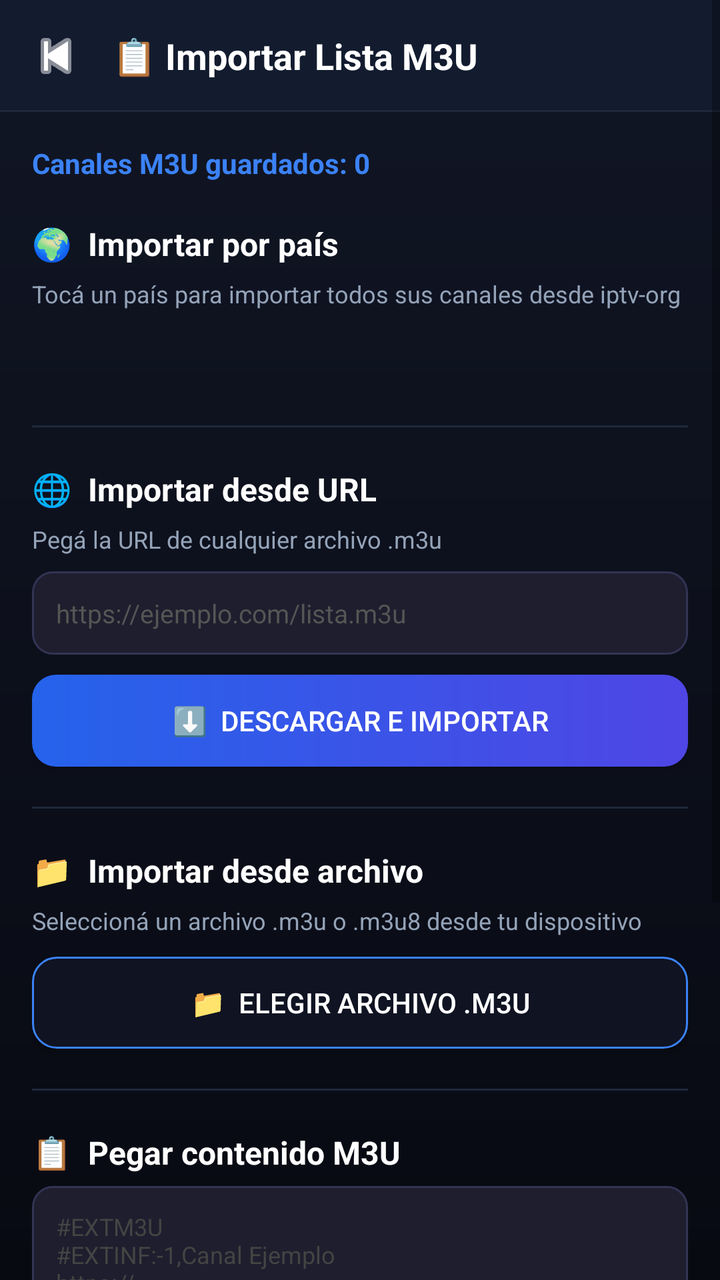
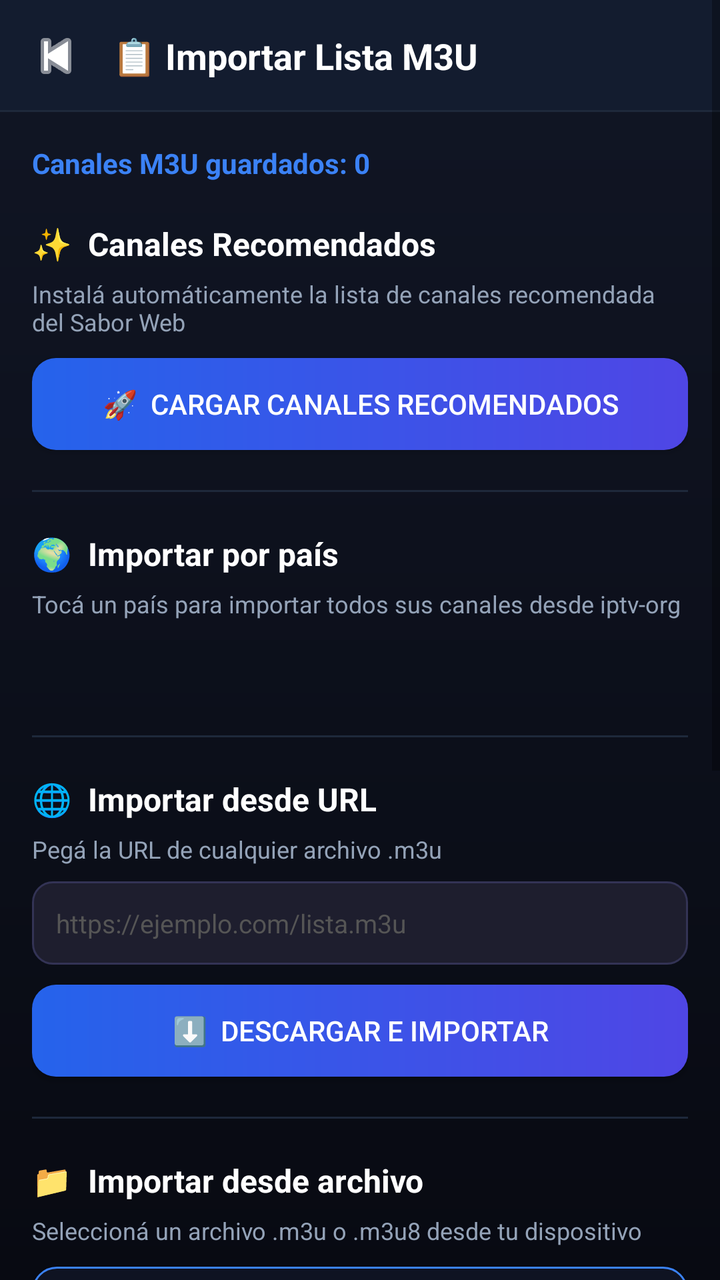

An Android layout rendered at two revisions. The XML below is the earlier revision; the diff shows what the commit changed to produce the second picture.
<!-- AndroidManifest.xml: application theme Theme.TVParaguay -->
<!-- res/layout/activity_import_m3u.xml -->
<?xml version="1.0" encoding="utf-8"?>
<ScrollView xmlns:android="http://schemas.android.com/apk/res/android"
    xmlns:app="http://schemas.android.com/apk/res-auto"
    android:layout_width="match_parent"
    android:layout_height="match_parent"
    android:background="@drawable/bg_gradient">

    <LinearLayout
        android:layout_width="match_parent"
        android:layout_height="wrap_content"
        android:orientation="vertical">

        
        <LinearLayout
            android:layout_width="match_parent"
            android:layout_height="56dp"
            android:orientation="horizontal"
            android:gravity="center_vertical"
            android:padding="8dp"
            android:background="@drawable/header_glass_bg">

            <ImageButton
                android:id="@+id/btnBack"
                android:layout_width="40dp"
                android:layout_height="40dp"
                android:src="@android:drawable/ic_media_previous"
                android:background="?attr/selectableItemBackgroundBorderless"
                android:tint="@color/white"
                android:contentDescription="Volver" />

            <TextView
                android:layout_width="0dp"
                android:layout_height="wrap_content"
                android:layout_weight="1"
                android:text="📋 Importar Lista M3U"
                android:textColor="@color/white"
                android:textStyle="bold"
                android:textSize="18sp"
                android:layout_marginStart="8dp" />
        </LinearLayout>

        <LinearLayout
            android:layout_width="match_parent"
            android:layout_height="wrap_content"
            android:orientation="vertical"
            android:padding="16dp">

            
            <TextView
                android:id="@+id/tvChannelCount"
                android:layout_width="match_parent"
                android:layout_height="wrap_content"
                android:text="Canales M3U guardados: 0"
                android:textColor="@color/accent"
                android:textSize="14sp"
                android:textStyle="bold"
                android:layout_marginBottom="20dp" />

            
            <TextView
                android:layout_width="wrap_content"
                android:layout_height="wrap_content"
                android:text="🌍  Importar por país"
                android:textColor="@color/white"
                android:textSize="16sp"
                android:textStyle="bold"
                android:layout_marginBottom="6dp" />

            <TextView
                android:layout_width="wrap_content"
                android:layout_height="wrap_content"
                android:text="Tocá un país para importar todos sus canales desde iptv-org"
                android:textColor="#94A3B8"
                android:textSize="12sp"
                android:layout_marginBottom="12dp" />

            
            <LinearLayout
                android:id="@+id/countryGrid"
                android:layout_width="match_parent"
                android:layout_height="wrap_content"
                android:orientation="vertical"
                android:layout_marginBottom="8dp" />

            
            <ProgressBar
                android:id="@+id/progressBar"
                android:layout_width="wrap_content"
                android:layout_height="wrap_content"
                android:layout_gravity="center_horizontal"
                android:indeterminateTint="@color/accent"
                android:visibility="gone"
                android:layout_marginTop="4dp"
                android:layout_marginBottom="4dp" />

            <TextView
                android:id="@+id/tvStatus"
                android:layout_width="match_parent"
                android:layout_height="wrap_content"
                android:text=""
                android:textColor="@color/white"
                android:textSize="13sp"
                android:gravity="center"
                android:layout_marginBottom="20dp" />

            
            <View
                android:layout_width="match_parent"
                android:layout_height="1dp"
                android:background="#1E293B"
                android:layout_marginBottom="20dp" />

            
            <TextView
                android:layout_width="wrap_content"
                android:layout_height="wrap_content"
                android:text="🌐  Importar desde URL"
                android:textColor="@color/white"
                android:textSize="16sp"
                android:textStyle="bold"
                android:layout_marginBottom="6dp" />

            <TextView
                android:layout_width="wrap_content"
                android:layout_height="wrap_content"
                android:text="Pegá la URL de cualquier archivo .m3u"
                android:textColor="#94A3B8"
                android:textSize="12sp"
                android:layout_marginBottom="8dp" />

            <EditText
                android:id="@+id/etUrl"
                android:layout_width="match_parent"
                android:layout_height="wrap_content"
                android:hint="https://ejemplo.com/lista.m3u"
                android:textColorHint="#555"
                android:textColor="@color/white"
                android:textSize="13sp"
                android:padding="12dp"
                android:background="@drawable/input_bg"
                android:inputType="textUri"
                android:singleLine="true"
                android:layout_marginBottom="10dp" />

            <Button
                android:id="@+id/btnImportUrl"
                android:layout_width="match_parent"
                android:layout_height="46dp"
                android:text="⬇️  Descargar e importar"
                android:textColor="@color/white"
                android:background="@drawable/btn_gradient_bg"
                app:backgroundTint="@null"
                android:layout_marginBottom="20dp" />


            
            <View
                android:layout_width="match_parent"
                android:layout_height="1dp"
                android:background="#1E293B"
                android:layout_marginBottom="20dp" />

            
            <TextView
                android:layout_width="wrap_content"
                android:layout_height="wrap_content"
                android:text="📁  Importar desde archivo"
                android:textColor="@color/white"
                android:textSize="16sp"
                android:textStyle="bold"
                android:layout_marginBottom="6dp" />

            <TextView
                android:layout_width="wrap_content"
                android:layout_height="wrap_content"
                android:text="Seleccioná un archivo .m3u o .m3u8 desde tu dispositivo"
                android:textColor="#94A3B8"
                android:textSize="12sp"
                android:layout_marginBottom="10dp" />

            <Button
                android:id="@+id/btnImportFile"
                android:layout_width="match_parent"
                android:layout_height="46dp"
                android:text="📁  Elegir archivo .m3u"
                android:textColor="@color/white"
                android:background="@drawable/btn_secondary_bg"
                app:backgroundTint="@null"
                android:layout_marginBottom="20dp" />

            
            <View
                android:layout_width="match_parent"
                android:layout_height="1dp"
                android:background="#1E293B"
                android:layout_marginBottom="20dp" />

            
            <TextView
                android:layout_width="wrap_content"
                android:layout_height="wrap_content"
                android:text="📋  Pegar contenido M3U"
                android:textColor="@color/white"
                android:textSize="16sp"
                android:textStyle="bold"
                android:layout_marginBottom="6dp" />

            <EditText
                android:id="@+id/etPaste"
                android:layout_width="match_parent"
                android:layout_height="140dp"
                android:hint="#EXTM3U&#10;#EXTINF:-1,Canal Ejemplo&#10;https://..."
                android:textColorHint="#444"
                android:textColor="@color/white"
                android:textSize="12sp"
                android:padding="12dp"
                android:background="@drawable/input_bg"
                android:inputType="textMultiLine"
                android:gravity="top"
                android:layout_marginBottom="10dp"
                android:scrollbars="vertical" />

            <Button
                android:id="@+id/btnImportPaste"
                android:layout_width="match_parent"
                android:layout_height="46dp"
                android:text="✅  Procesar lista pegada"
                android:textColor="@color/white"
                android:background="@drawable/btn_secondary_bg"
                app:backgroundTint="@null"
                android:layout_marginBottom="20dp" />

            
            <View
                android:layout_width="match_parent"
                android:layout_height="1dp"
                android:background="#1E293B"
                android:layout_marginBottom="20dp" />

            
            <Button
                android:id="@+id/btnClear"
                android:layout_width="match_parent"
                android:layout_height="46dp"
                android:text="🗑️  Borrar todos los canales M3U"
                android:textColor="@color/white"
                android:background="@drawable/btn_danger_bg"
                app:backgroundTint="@null"
                android:layout_marginBottom="16dp" />

        </LinearLayout>
    </LinearLayout>
</ScrollView>
<!-- resources referenced by this layout -->
<resources>
  <color name="accent">#3B82F6</color>
  <color name="white">#FFFFFF</color>
  <!-- drawable bg_gradient (drawable) -->
  <?xml version="1.0" encoding="utf-8"?>
  <shape xmlns:android="http://schemas.android.com/apk/res/android"
      android:shape="rectangle">
      <gradient
          android:startColor="#111625"
          android:endColor="#080A12"
          android:angle="270" />
  </shape>
  <!-- drawable btn_danger_bg (drawable) -->
  <?xml version="1.0" encoding="utf-8"?>
  <shape xmlns:android="http://schemas.android.com/apk/res/android"
      android:shape="rectangle">
      <corners android:radius="12dp" />
      <solid android:color="#1E1117" />
      <stroke android:width="1dp" android:color="#EF4444" />
  </shape>
  <!-- drawable btn_gradient_bg (drawable) -->
  <?xml version="1.0" encoding="utf-8"?>
  <shape xmlns:android="http://schemas.android.com/apk/res/android"
      android:shape="rectangle">
      <corners android:radius="12dp" />
      <gradient
          android:startColor="#2563EB"
          android:endColor="#4F46E5"
          android:angle="0" />
  </shape>
  <!-- drawable btn_secondary_bg (drawable) -->
  <?xml version="1.0" encoding="utf-8"?>
  <shape xmlns:android="http://schemas.android.com/apk/res/android"
      android:shape="rectangle">
      <corners android:radius="12dp" />
      <solid android:color="#0F1322" />
      <stroke android:width="1dp" android:color="#3B82F6" />
  </shape>
  <!-- drawable header_glass_bg (drawable) -->
  <?xml version="1.0" encoding="utf-8"?>
  <layer-list xmlns:android="http://schemas.android.com/apk/res/android">
      
      <item>
          <shape android:shape="rectangle">
              <solid android:color="#1E293B" />
          </shape>
      </item>
      
      <item android:bottom="1dp">
          <shape android:shape="rectangle">
              <solid android:color="#B30F172A" />
          </shape>
      </item>
  </layer-list>
  <!-- drawable input_bg (drawable) -->
  <?xml version="1.0" encoding="utf-8"?>
  <shape xmlns:android="http://schemas.android.com/apk/res/android"
      android:shape="rectangle">
      <corners android:radius="10dp" />
      <solid android:color="#1E1E2E" />
      <stroke android:width="1dp" android:color="#333355" />
  </shape>
  <style name="Theme.TVParaguay" parent="Theme.MaterialComponents.DayNight.NoActionBar">
          <item name="colorPrimary">@color/accent</item>
          <item name="colorPrimaryVariant">@color/header_bg</item>
          <item name="colorOnPrimary">@color/white</item>
          <item name="android:windowBackground">@color/bg_dark</item>
          <item name="android:statusBarColor">@color/header_bg</item>
          <item name="android:navigationBarColor">@color/bg_dark</item>
      </style>
  <color name="header_bg">#0F172A</color>
  <color name="bg_dark">#090D1A</color>
</resources>

<!-- the commit's change to res/layout/activity_import_m3u.xml (unified diff, before → after) -->
@@ -60,6 +60,41 @@
             <TextView
                 android:layout_width="wrap_content"
                 android:layout_height="wrap_content"
+                android:text="✨  Canales Recomendados"
+                android:textColor="@color/white"
+                android:textSize="16sp"
+                android:textStyle="bold"
+                android:layout_marginBottom="6dp" />
+
+            <TextView
+                android:layout_width="wrap_content"
+                android:layout_height="wrap_content"
+                android:text="Instalá automáticamente la lista de canales recomendada del Sabor Web"
+                android:textColor="#94A3B8"
+                android:textSize="12sp"
+                android:layout_marginBottom="10dp" />
+
+            <Button
+                android:id="@+id/btnLoadRecommended"
+                android:layout_width="match_parent"
+                android:layout_height="46dp"
+                android:text="🚀  Cargar Canales Recomendados"
+                android:textColor="@color/white"
+                android:background="@drawable/btn_gradient_bg"
+                app:backgroundTint="@null"
+                android:layout_marginBottom="20dp" />
+
+            
+            <View
+                android:layout_width="match_parent"
+                android:layout_height="1dp"
+                android:background="#1E293B"
+                android:layout_marginBottom="20dp" />
+
+            
+            <TextView
+                android:layout_width="wrap_content"
+                android:layout_height="wrap_content"
                 android:text="🌍  Importar por país"
                 android:textColor="@color/white"
                 android:textSize="16sp"
